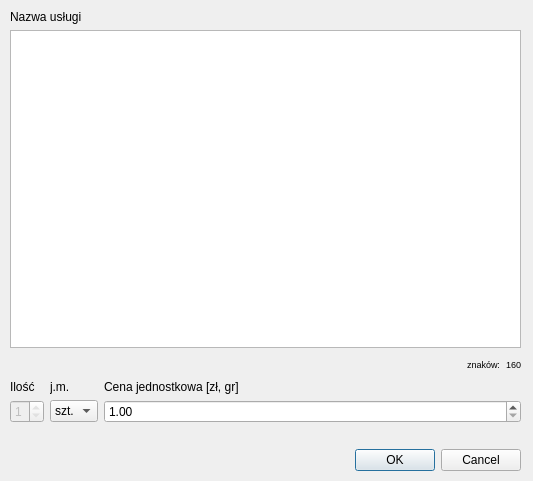
Above: gui/designer/services.ui from pazdzier/Fakturer before the change. Below: the same form after it.
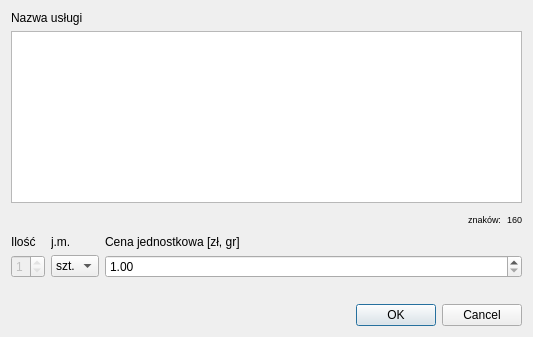
That is the form after the change.

Commit message: Dodanie Layout do widoku usług, dodanie obsługi pod ekrany z wielkością 150%

```diff
--- a/gui/designer/services.ui
+++ b/gui/designer/services.ui
@@ -7,33 +7,45 @@
     <x>0</x>
     <y>0</y>
     <width>533</width>
-    <height>481</height>
+    <height>337</height>
    </rect>
   </property>
   <property name="windowTitle">
    <string>Dialog</string>
   </property>
-  <widget class="QWidget" name="gridLayoutWidget_2">
-   <property name="geometry">
-    <rect>
-     <x>10</x>
-     <y>10</y>
-     <width>511</width>
-     <height>461</height>
-    </rect>
-   </property>
+  <layout class="QGridLayout" name="gridLayout_3">
+   <item row="0" column="0">
    <layout class="QGridLayout" name="gridLayout_2">
     <item row="0" column="0">
      <layout class="QVBoxLayout" name="verticalLayout">
       <item>
        <widget class="QLabel" name="label">
+         <property name="sizePolicy">
+          <sizepolicy hsizetype="Preferred" vsizetype="Minimum">
+           <horstretch>0</horstretch>
+           <verstretch>0</verstretch>
+          </sizepolicy>
+         </property>
         <property name="text">
          <string>Nazwa usługi</string>
         </property>
        </widget>
       </item>
       <item>
-       <widget class="QPlainTextEdit" name="serviceEdit"/>
+        <widget class="QPlainTextEdit" name="serviceEdit">
+         <property name="sizePolicy">
+          <sizepolicy hsizetype="Expanding" vsizetype="Minimum">
+           <horstretch>0</horstretch>
+           <verstretch>0</verstretch>
+          </sizepolicy>
+         </property>
+         <property name="minimumSize">
+          <size>
+           <width>0</width>
+           <height>107</height>
+          </size>
+         </property>
+        </widget>
       </item>
       <item>
        <layout class="QVBoxLayout" name="verticalLayout_2">
@@ -160,7 +172,8 @@
      </layout>
     </item>
    </layout>
-  </widget>
+   </item>
+  </layout>
  </widget>
  <resources/>
  <connections/>
```
Lines whose indentation alone changed are shown as unchanged. The commit also changes 1 other file.
